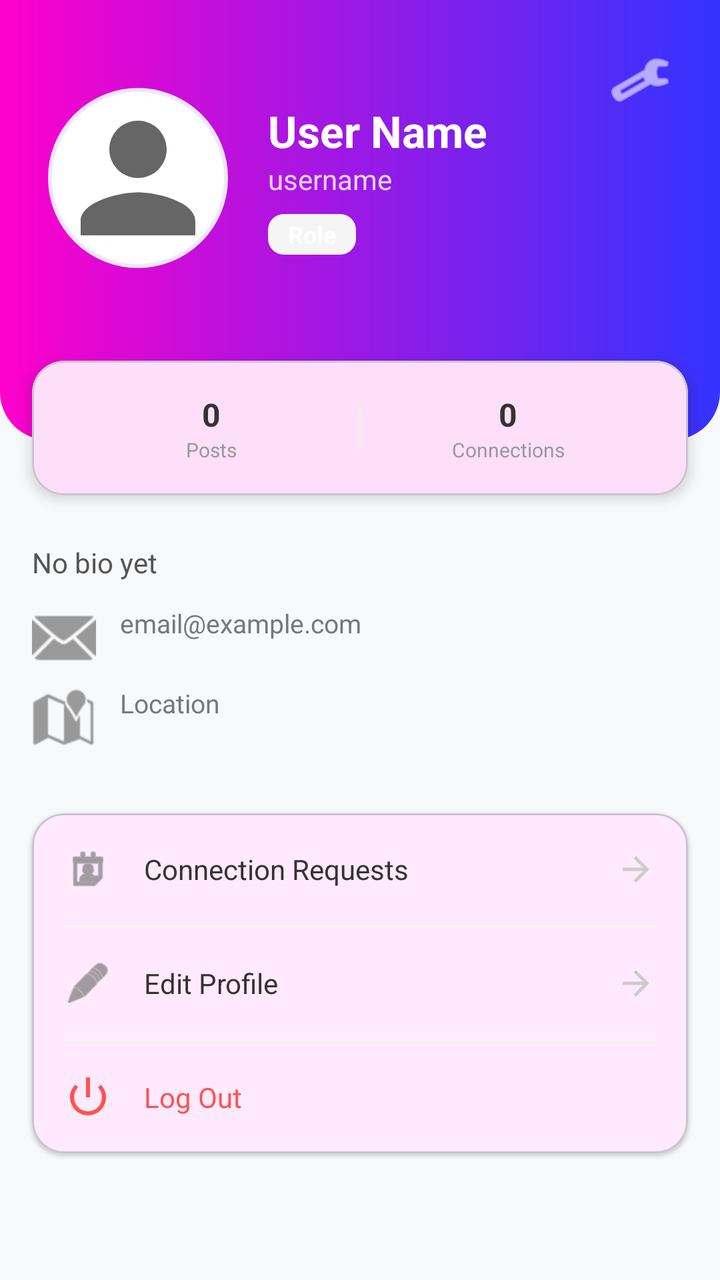
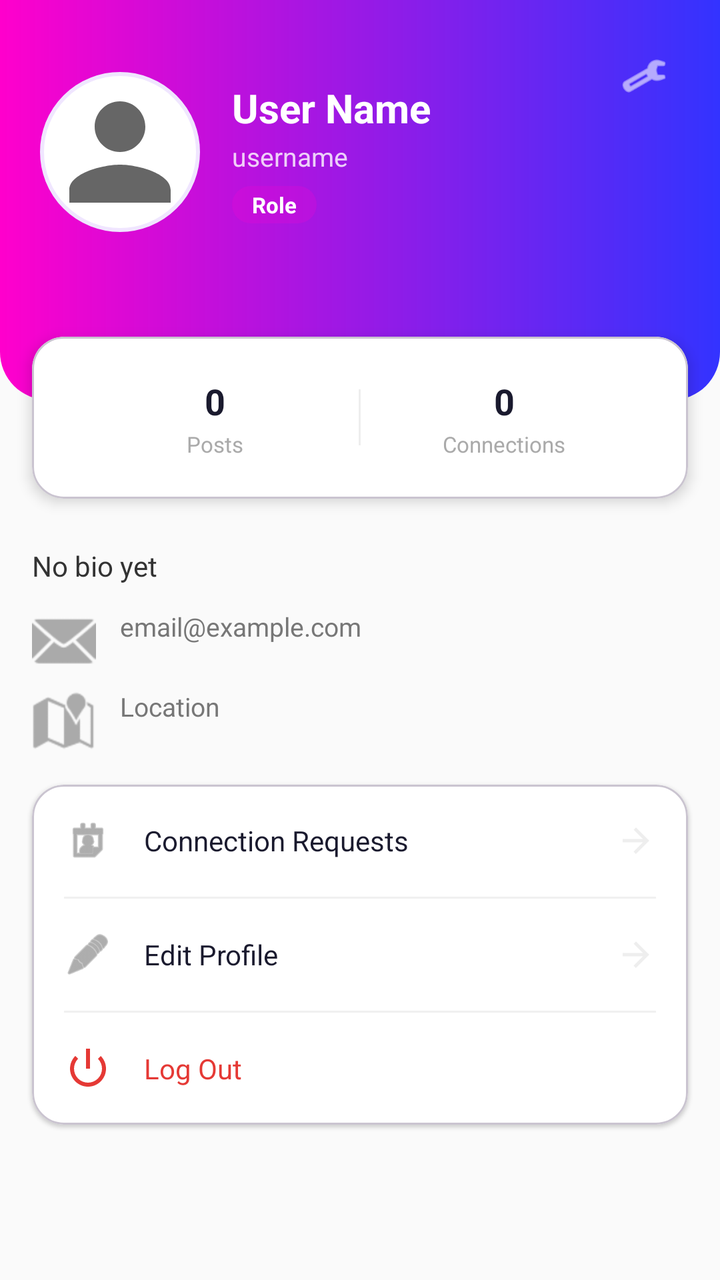

The first picture is an Android layout as it rendered before a commit; the second is the same layout after the commit. The layout source and the unified diff follow.
<!-- AndroidManifest.xml: application theme Theme.MXNexus -->
<!-- res/layout/fragment_profile.xml -->
<?xml version="1.0" encoding="utf-8"?>
<ScrollView xmlns:android="http://schemas.android.com/apk/res/android"
    xmlns:app="http://schemas.android.com/apk/res-auto"
    android:layout_width="match_parent"
    android:layout_height="match_parent"
    android:background="#F8F9FA">

    <LinearLayout
        android:layout_width="match_parent"
        android:layout_height="wrap_content"
        android:orientation="vertical">

        
        <RelativeLayout
            android:layout_width="match_parent"
            android:layout_height="220dp"
            android:background="@drawable/gradient_profile_header"
            android:padding="24dp">

            <ImageView
                android:id="@+id/btnSettings"
                android:layout_width="32dp"
                android:layout_height="32dp"
                android:layout_alignParentEnd="true"
                android:src="@android:drawable/ic_menu_manage"
                app:tint="#FFFFFF" />

            <LinearLayout
                android:layout_width="match_parent"
                android:layout_height="wrap_content"
                android:orientation="horizontal"
                android:gravity="center_vertical"
                android:layout_marginTop="20dp">

                <ImageView
                    android:id="@+id/imgProfileMainAvatar"
                    android:layout_width="90dp"
                    android:layout_height="90dp"
                    android:src="@drawable/ic_profile"
                    android:background="@drawable/circle_avatar"
                    android:padding="2dp"
                    android:scaleType="centerCrop" />

                <LinearLayout
                    android:layout_width="wrap_content"
                    android:layout_height="wrap_content"
                    android:orientation="vertical"
                    android:layout_marginStart="20dp">

                    <TextView
                        android:id="@+id/tvProfileName"
                        android:layout_width="wrap_content"
                        android:layout_height="wrap_content"
                        android:text="User Name"
                        android:textColor="#FFFFFF"
                        android:textSize="22sp"
                        android:textStyle="bold" />

                    <TextView
                        android:id="@+id/tvProfileEmail"
                        android:layout_width="wrap_content"
                        android:layout_height="wrap_content"
                        android:text="username"
                        android:textColor="#CCFFFFFF"
                        android:textSize="14sp" />

                    <TextView
                        android:id="@+id/tvProfileRole"
                        android:layout_width="wrap_content"
                        android:layout_height="wrap_content"
                        android:text="Role"
                        android:textColor="#FFFFFF"
                        android:textSize="12sp"
                        android:textStyle="bold"
                        android:background="@drawable/role_badge"
                        android:layout_marginTop="8dp" />
                </LinearLayout>
            </LinearLayout>
        </RelativeLayout>

        
        <com.google.android.material.card.MaterialCardView
            android:layout_width="match_parent"
            android:layout_height="wrap_content"
            android:layout_marginHorizontal="16dp"
            android:layout_marginTop="-40dp"
            app:cardCornerRadius="16dp"
            app:cardElevation="4dp">

            <LinearLayout
                android:layout_width="match_parent"
                android:layout_height="wrap_content"
                android:orientation="horizontal"
                android:padding="16dp"
                android:gravity="center">

                <LinearLayout
                    android:layout_width="0dp"
                    android:layout_height="wrap_content"
                    android:layout_weight="1"
                    android:orientation="vertical"
                    android:gravity="center">
                    <TextView
                        android:id="@+id/tvPostCount"
                        android:layout_width="wrap_content"
                        android:layout_height="wrap_content"
                        android:text="0"
                        android:textColor="#333333"
                        android:textSize="16sp"
                        android:textStyle="bold" />
                    <TextView
                        android:layout_width="wrap_content"
                        android:layout_height="wrap_content"
                        android:text="Posts"
                        android:textColor="#999999"
                        android:textSize="10sp" />
                </LinearLayout>

                <View android:layout_width="1dp" android:layout_height="24dp" android:background="#EEEEEE" />

                <LinearLayout
                    android:id="@+id/layoutConnections"
                    android:layout_width="0dp"
                    android:layout_height="wrap_content"
                    android:layout_weight="1"
                    android:orientation="vertical"
                    android:gravity="center"
                    android:clickable="true"
                    android:focusable="true"
                    android:background="?attr/selectableItemBackground">
                    <TextView
                        android:id="@+id/tvConnectionCount"
                        android:layout_width="wrap_content"
                        android:layout_height="wrap_content"
                        android:text="0"
                        android:textColor="#333333"
                        android:textSize="16sp"
                        android:textStyle="bold" />
                    <TextView
                        android:layout_width="wrap_content"
                        android:layout_height="wrap_content"
                        android:text="Connections"
                        android:textColor="#999999"
                        android:textSize="10sp" />
                </LinearLayout>
            </LinearLayout>
        </com.google.android.material.card.MaterialCardView>

        
        <LinearLayout
            android:layout_width="match_parent"
            android:layout_height="wrap_content"
            android:orientation="vertical"
            android:padding="16dp"
            android:layout_marginTop="8dp">

            <TextView
                android:id="@+id/tvProfileBio"
                android:layout_width="match_parent"
                android:layout_height="wrap_content"
                android:text="No bio yet"
                android:textColor="#555555"
                android:textSize="14sp"
                android:lineSpacingMultiplier="1.2" />

            <TextView
                android:id="@+id/tvDetail1Value"
                android:layout_width="match_parent"
                android:layout_height="wrap_content"
                android:text="email@example.com"
                android:textColor="#777777"
                android:textSize="13sp"
                android:layout_marginTop="12dp"
                android:drawableStart="@android:drawable/ic_dialog_email"
                android:drawablePadding="12dp"
                app:drawableTint="#999999" />

            <TextView
                android:id="@+id/tvDetail2Value"
                android:layout_width="match_parent"
                android:layout_height="wrap_content"
                android:text="Location"
                android:textColor="#777777"
                android:textSize="13sp"
                android:layout_marginTop="8dp"
                android:drawableStart="@android:drawable/ic_dialog_map"
                android:drawablePadding="12dp"
                app:drawableTint="#999999" />
        </LinearLayout>

        
        <com.google.android.material.card.MaterialCardView
            android:layout_width="match_parent"
            android:layout_height="wrap_content"
            android:layout_margin="16dp"
            app:cardCornerRadius="16dp"
            app:cardElevation="1dp">

            <LinearLayout
                android:layout_width="match_parent"
                android:layout_height="wrap_content"
                android:orientation="vertical">

                <LinearLayout
                    android:id="@+id/btnPendingRequests"
                    android:layout_width="match_parent"
                    android:layout_height="56dp"
                    android:orientation="horizontal"
                    android:gravity="center_vertical"
                    android:paddingHorizontal="16dp"
                    android:background="?attr/selectableItemBackground">
                    <ImageView android:layout_width="24dp" android:layout_height="24dp" android:src="@android:drawable/ic_menu_my_calendar" app:tint="#666666" />
                    <TextView android:layout_width="0dp" android:layout_height="wrap_content" android:layout_weight="1" android:text="Connection Requests" android:layout_marginStart="16dp" android:textColor="#333333" android:textSize="14sp" />
                    <TextView
                        android:id="@+id/tvRequestBadge"
                        android:layout_width="wrap_content"
                        android:layout_height="wrap_content"
                        android:background="@drawable/badge_circle"
                        android:textColor="#FFFFFF"
                        android:textSize="10sp"
                        android:paddingHorizontal="6dp"
                        android:visibility="gone"
                        android:text="0" />
                    <ImageView android:layout_width="20dp" android:layout_height="20dp" android:src="@drawable/ic_back" android:rotation="180" app:tint="#CCCCCC" />
                </LinearLayout>

                <View android:layout_width="match_parent" android:layout_height="1dp" android:background="#F5F5F5" android:layout_marginHorizontal="16dp" />

                <LinearLayout
                    android:id="@+id/btnEditProfile"
                    android:layout_width="match_parent"
                    android:layout_height="56dp"
                    android:orientation="horizontal"
                    android:gravity="center_vertical"
                    android:paddingHorizontal="16dp"
                    android:background="?attr/selectableItemBackground">
                    <ImageView android:layout_width="24dp" android:layout_height="24dp" android:src="@android:drawable/ic_menu_edit" app:tint="#666666" />
                    <TextView android:layout_width="0dp" android:layout_height="wrap_content" android:layout_weight="1" android:text="Edit Profile" android:layout_marginStart="16dp" android:textColor="#333333" android:textSize="14sp" />
                    <ImageView android:layout_width="20dp" android:layout_height="20dp" android:src="@drawable/ic_back" android:rotation="180" app:tint="#CCCCCC" />
                </LinearLayout>

                <View android:layout_width="match_parent" android:layout_height="1dp" android:background="#F5F5F5" android:layout_marginHorizontal="16dp" />

                <LinearLayout
                    android:id="@+id/btnLogout"
                    android:layout_width="match_parent"
                    android:layout_height="56dp"
                    android:orientation="horizontal"
                    android:gravity="center_vertical"
                    android:paddingHorizontal="16dp"
                    android:background="?attr/selectableItemBackground">
                    <ImageView android:layout_width="24dp" android:layout_height="24dp" android:src="@android:drawable/ic_lock_power_off" app:tint="#FF5252" />
                    <TextView android:layout_width="0dp" android:layout_height="wrap_content" android:layout_weight="1" android:text="Log Out" android:layout_marginStart="16dp" android:textColor="#FF5252" android:textSize="14sp" />
                </LinearLayout>

            </LinearLayout>
        </com.google.android.material.card.MaterialCardView>

    </LinearLayout>
</ScrollView>
<!-- resources referenced by this layout -->
<resources>
  <!-- drawable badge_circle (drawable) -->
  <?xml version="1.0" encoding="utf-8"?>
  <shape xmlns:android="http://schemas.android.com/apk/res/android"
      android:shape="oval">
      <solid android:color="#FF5252" />
      <size
          android:width="18dp"
          android:height="18dp" />
  </shape>
  <!-- drawable circle_avatar (drawable) -->
  <?xml version="1.0" encoding="utf-8"?>
  <shape xmlns:android="http://schemas.android.com/apk/res/android"
      android:shape="oval">
      <solid android:color="#FFFFFF"/>
      <stroke android:width="2dp" android:color="#F0E6FF"/>
  </shape>
  <!-- drawable gradient_profile_header (drawable) -->
  <?xml version="1.0" encoding="utf-8"?>
  <shape xmlns:android="http://schemas.android.com/apk/res/android"
      android:shape="rectangle">
      <gradient
          android:startColor="#FF00CC"
          android:endColor="#3333FF"
          android:angle="0" />
      <corners
          android:bottomLeftRadius="24dp"
          android:bottomRightRadius="24dp" />
  </shape>
  <!-- drawable ic_back (drawable) -->
  <vector xmlns:android="http://schemas.android.com/apk/res/android"
      android:width="24dp"
      android:height="24dp"
      android:viewportWidth="24"
      android:viewportHeight="24">
    <path
        android:pathData="M20,11H7.83l5.59,-5.59L12,4l-8,8l8,8l1.41,-1.41L7.83,13H20v-2z"
        android:fillColor="#666666"/>
  </vector>
  <!-- drawable ic_profile (drawable) -->
  <vector xmlns:android="http://schemas.android.com/apk/res/android"
      android:width="24dp"
      android:height="24dp"
      android:viewportWidth="24"
      android:viewportHeight="24">
    <path
        android:pathData="M12,12c2.21,0 4,-1.79 4,-4s-1.79,-4 -4,-4 -4,1.79 -4,4 1.79,4 4,4zm0,2c-2.67,0 -8,1.34 -8,4v2h16v-2c0,-2.66 -5.33,-4 -8,-4z"
        android:fillColor="#666666"/>
  </vector>
  <!-- drawable role_badge (drawable) -->
  <?xml version="1.0" encoding="utf-8"?>
  <shape xmlns:android="http://schemas.android.com/apk/res/android">
      <solid android:color="#F5F5F5" />
      <corners android:radius="8dp" />
      <padding android:left="10dp" android:right="10dp" android:top="2dp" android:bottom="2dp" />
  </shape>
  <style name="Theme.MXNexus" parent="Base.Theme.MXNexus" />
  <style name="Base.Theme.MXNexus" parent="Theme.Material3.Light.NoActionBar">
          <item name="colorPrimary">@color/primary</item>
          <item name="colorOnPrimary">@color/surface</item>
          <item name="colorSecondary">@color/accent</item>
          <item name="android:colorBackground">@color/background</item>
          <item name="android:fontFamily">sans-serif</item>
          <item name="android:textColorPrimary">#1A1A2E</item>
          <item name="materialButtonStyle">@style/WhiteTextButton</item>
      </style>
  <color name="primary">#FF00CC</color>
  <color name="surface">#FFFFFF</color>
  <color name="accent">#3333FF</color>
  <color name="background">#FFFFFF</color>
  <style name="WhiteTextButton" parent="Widget.MaterialComponents.Button">
          <item name="android:textColor">#FFFFFF</item>
      </style>
</resources>

<!-- the commit's change to res/layout/fragment_profile.xml (unified diff, before → after) -->
@@ -3,7 +3,7 @@
     xmlns:app="http://schemas.android.com/apk/res-auto"
     android:layout_width="match_parent"
     android:layout_height="match_parent"
-    android:background="#F8F9FA">
+    android:background="@color/surface_variant">
 
     <LinearLayout
         android:layout_width="match_parent"
@@ -13,16 +13,18 @@
         
         <RelativeLayout
             android:layout_width="match_parent"
-            android:layout_height="220dp"
+            android:layout_height="200dp"
             android:background="@drawable/gradient_profile_header"
-            android:padding="24dp">
+            android:padding="20dp">
 
             <ImageView
                 android:id="@+id/btnSettings"
-                android:layout_width="32dp"
-                android:layout_height="32dp"
+                android:layout_width="36dp"
+                android:layout_height="36dp"
                 android:layout_alignParentEnd="true"
                 android:src="@android:drawable/ic_menu_manage"
+                android:padding="6dp"
+                android:background="?attr/selectableItemBackgroundBorderless"
                 app:tint="#FFFFFF" />
 
             <LinearLayout
@@ -30,12 +32,12 @@
                 android:layout_height="wrap_content"
                 android:orientation="horizontal"
                 android:gravity="center_vertical"
-                android:layout_marginTop="20dp">
+                android:layout_marginTop="16dp">
 
                 <ImageView
                     android:id="@+id/imgProfileMainAvatar"
-                    android:layout_width="90dp"
-                    android:layout_height="90dp"
+                    android:layout_width="80dp"
+                    android:layout_height="80dp"
                     android:src="@drawable/ic_profile"
                     android:background="@drawable/circle_avatar"
                     android:padding="2dp"
@@ -45,7 +47,7 @@
                     android:layout_width="wrap_content"
                     android:layout_height="wrap_content"
                     android:orientation="vertical"
-                    android:layout_marginStart="20dp">
+                    android:layout_marginStart="16dp">
 
                     <TextView
                         android:id="@+id/tvProfileName"
@@ -53,7 +55,7 @@
                         android:layout_height="wrap_content"
                         android:text="User Name"
                         android:textColor="#FFFFFF"
-                        android:textSize="22sp"
+                        android:textSize="20sp"
                         android:textStyle="bold" />
 
                     <TextView
@@ -62,7 +64,8 @@
                         android:layout_height="wrap_content"
                         android:text="username"
                         android:textColor="#CCFFFFFF"
-                        android:textSize="14sp" />
+                        android:textSize="13sp"
+                        android:layout_marginTop="2dp" />
 
                     <TextView
                         android:id="@+id/tvProfileRole"
@@ -70,10 +73,12 @@
                         android:layout_height="wrap_content"
                         android:text="Role"
                         android:textColor="#FFFFFF"
-                        android:textSize="12sp"
+                        android:textSize="11sp"
                         android:textStyle="bold"
                         android:background="@drawable/role_badge"
-                        android:layout_marginTop="8dp" />
+                        android:paddingHorizontal="10dp"
+                        android:paddingVertical="2dp"
+                        android:layout_marginTop="6dp" />
                 </LinearLayout>
             </LinearLayout>
         </RelativeLayout>
@@ -83,15 +88,16 @@
             android:layout_width="match_parent"
             android:layout_height="wrap_content"
             android:layout_marginHorizontal="16dp"
-            android:layout_marginTop="-40dp"
+            android:layout_marginTop="-32dp"
             app:cardCornerRadius="16dp"
-            app:cardElevation="4dp">
+            app:cardElevation="4dp"
+            app:cardBackgroundColor="@color/card_bg">
 
             <LinearLayout
                 android:layout_width="match_parent"
                 android:layout_height="wrap_content"
                 android:orientation="horizontal"
-                android:padding="16dp"
+                android:padding="20dp"
                 android:gravity="center">
 
                 <LinearLayout
@@ -105,18 +111,19 @@
                         android:layout_width="wrap_content"
                         android:layout_height="wrap_content"
                         android:text="0"
-                        android:textColor="#333333"
-                        android:textSize="16sp"
+                        android:textColor="@color/text_dark"
+                        android:textSize="18sp"
                         android:textStyle="bold" />
                     <TextView
                         android:layout_width="wrap_content"
                         android:layout_height="wrap_content"
                         android:text="Posts"
-                        android:textColor="#999999"
-                        android:textSize="10sp" />
-                </LinearLayout>
-
-                <View android:layout_width="1dp" android:layout_height="24dp" android:background="#EEEEEE" />
+                        android:textColor="@color/text_hint"
+                        android:textSize="11sp"
+                        android:layout_marginTop="2dp" />
+                </LinearLayout>
+
+                <View android:layout_width="1dp" android:layout_height="28dp" android:background="@color/divider" />
 
                 <LinearLayout
                     android:id="@+id/layoutConnections"
@@ -133,15 +140,16 @@
                         android:layout_width="wrap_content"
                         android:layout_height="wrap_content"
                         android:text="0"
-                        android:textColor="#333333"
-                        android:textSize="16sp"
+                        android:textColor="@color/text_dark"
+                        android:textSize="18sp"
                         android:textStyle="bold" />
                     <TextView
                         android:layout_width="wrap_content"
                         android:layout_height="wrap_content"
                         android:text="Connections"
-                        android:textColor="#999999"
-                        android:textSize="10sp" />
+                        android:textColor="@color/text_hint"
+                        android:textSize="11sp"
+                        android:layout_marginTop="2dp" />
                 </LinearLayout>
             </LinearLayout>
         </com.google.android.material.card.MaterialCardView>
@@ -159,42 +167,44 @@
                 android:layout_width="match_parent"
                 android:layout_height="wrap_content"
                 android:text="No bio yet"
-                android:textColor="#555555"
+                android:textColor="@color/text_primary"
                 android:textSize="14sp"
-                android:lineSpacingMultiplier="1.2" />
+                android:lineSpacingMultiplier="1.3" />
 
             <TextView
                 android:id="@+id/tvDetail1Value"
                 android:layout_width="match_parent"
                 android:layout_height="wrap_content"
                 android:text="email@example.com"
-                android:textColor="#777777"
+                android:textColor="@color/text_secondary"
                 android:textSize="13sp"
                 android:layout_marginTop="12dp"
                 android:drawableStart="@android:drawable/ic_dialog_email"
                 android:drawablePadding="12dp"
-                app:drawableTint="#999999" />
+                app:drawableTint="@color/text_hint" />
 
             <TextView
                 android:id="@+id/tvDetail2Value"
                 android:layout_width="match_parent"
                 android:layout_height="wrap_content"
                 android:text="Location"
-                android:textColor="#777777"
+                android:textColor="@color/text_secondary"
                 android:textSize="13sp"
                 android:layout_marginTop="8dp"
                 android:drawableStart="@android:drawable/ic_dialog_map"
                 android:drawablePadding="12dp"
-                app:drawableTint="#999999" />
+                app:drawableTint="@color/text_hint" />
         </LinearLayout>
 
         
         <com.google.android.material.card.MaterialCardView
             android:layout_width="match_parent"
             android:layout_height="wrap_content"
-            android:layout_margin="16dp"
+            android:layout_marginHorizontal="16dp"
+            android:layout_marginBottom="24dp"
             app:cardCornerRadius="16dp"
-            app:cardElevation="1dp">
+            app:cardElevation="1dp"
+            app:cardBackgroundColor="@color/card_bg">
 
             <LinearLayout
                 android:layout_width="match_parent"
@@ -209,8 +219,8 @@
                     android:gravity="center_vertical"
                     android:paddingHorizontal="16dp"
                     android:background="?attr/selectableItemBackground">
-                    <ImageView android:layout_width="24dp" android:layout_height="24dp" android:src="@android:drawable/ic_menu_my_calendar" app:tint="#666666" />
-                    <TextView android:layout_width="0dp" android:layout_height="wrap_content" android:layout_weight="1" android:text="Connection Requests" android:layout_marginStart="16dp" android:textColor="#333333" android:textSize="14sp" />
+                    <ImageView android:layout_width="24dp" android:layout_height="24dp" android:src="@android:drawable/ic_menu_my_calendar" app:tint="@color/text_secondary" />
+                    <TextView android:layout_width="0dp" android:layout_height="wrap_content" android:layout_weight="1" android:text="Connection Requests" android:layout_marginStart="16dp" android:textColor="@color/text_dark" android:textSize="14sp" />
                     <TextView
                         android:id="@+id/tvRequestBadge"
                         android:layout_width="wrap_content"
@@ -221,10 +231,10 @@
                         android:paddingHorizontal="6dp"
                         android:visibility="gone"
                         android:text="0" />
-                    <ImageView android:layout_width="20dp" android:layout_height="20dp" android:src="@drawable/ic_back" android:rotation="180" app:tint="#CCCCCC" />
-                </LinearLayout>
-
-                <View android:layout_width="match_parent" android:layout_height="1dp" android:background="#F5F5F5" android:layout_marginHorizontal="16dp" />
+                    <ImageView android:layout_width="20dp" android:layout_height="20dp" android:src="@drawable/ic_back" android:rotation="180" app:tint="@color/divider" />
+                </LinearLayout>
+
+                <View android:layout_width="match_parent" android:layout_height="1dp" android:background="@color/card_stroke" android:layout_marginHorizontal="16dp" />
 
                 <LinearLayout
                     android:id="@+id/btnEditProfile"
@@ -234,12 +244,12 @@
                     android:gravity="center_vertical"
                     android:paddingHorizontal="16dp"
                     android:background="?attr/selectableItemBackground">
-                    <ImageView android:layout_width="24dp" android:layout_height="24dp" android:src="@android:drawable/ic_menu_edit" app:tint="#666666" />
-                    <TextView android:layout_width="0dp" android:layout_height="wrap_content" android:layout_weight="1" android:text="Edit Profile" android:layout_marginStart="16dp" android:textColor="#333333" android:textSize="14sp" />
-                    <ImageView android:layout_width="20dp" android:layout_height="20dp" android:src="@drawable/ic_back" android:rotation="180" app:tint="#CCCCCC" />
-                </LinearLayout>
-
-                <View android:layout_width="match_parent" android:layout_height="1dp" android:background="#F5F5F5" android:layout_marginHorizontal="16dp" />
+                    <ImageView android:layout_width="24dp" android:layout_height="24dp" android:src="@android:drawable/ic_menu_edit" app:tint="@color/text_secondary" />
+                    <TextView android:layout_width="0dp" android:layout_height="wrap_content" android:layout_weight="1" android:text="Edit Profile" android:layout_marginStart="16dp" android:textColor="@color/text_dark" android:textSize="14sp" />
+                    <ImageView android:layout_width="20dp" android:layout_height="20dp" android:src="@drawable/ic_back" android:rotation="180" app:tint="@color/divider" />
+                </LinearLayout>
+
+                <View android:layout_width="match_parent" android:layout_height="1dp" android:background="@color/card_stroke" android:layout_marginHorizontal="16dp" />
 
                 <LinearLayout
                     android:id="@+id/btnLogout"
@@ -249,8 +259,8 @@
                     android:gravity="center_vertical"
                     android:paddingHorizontal="16dp"
                     android:background="?attr/selectableItemBackground">
-                    <ImageView android:layout_width="24dp" android:layout_height="24dp" android:src="@android:drawable/ic_lock_power_off" app:tint="#FF5252" />
-                    <TextView android:layout_width="0dp" android:layout_height="wrap_content" android:layout_weight="1" android:text="Log Out" android:layout_marginStart="16dp" android:textColor="#FF5252" android:textSize="14sp" />
+                    <ImageView android:layout_width="24dp" android:layout_height="24dp" android:src="@android:drawable/ic_lock_power_off" app:tint="@color/danger_red" />
+                    <TextView android:layout_width="0dp" android:layout_height="wrap_content" android:layout_weight="1" android:text="Log Out" android:layout_marginStart="16dp" android:textColor="@color/danger_red" android:textSize="14sp" />
                 </LinearLayout>
 
             </LinearLayout>
<!-- resource entries referenced after the edit -->
@@ -1,13 +1,20 @@
 <!-- resources referenced by this layout -->
 <resources>
+  <color name="card_bg">#FFFFFF</color>
+  <color name="card_stroke">#F0F0F0</color>
+  <color name="danger_red">#E53935</color>
+  <color name="divider">#EEEEEE</color>
+  <color name="surface_variant">#FAFAFA</color>
+  <color name="text_dark">#1A1A2E</color>
+  <color name="text_hint">#AAAAAA</color>
+  <color name="text_primary">#333333</color>
+  <color name="text_secondary">#777777</color>
   <!-- drawable badge_circle (drawable) -->
   <?xml version="1.0" encoding="utf-8"?>
   <shape xmlns:android="http://schemas.android.com/apk/res/android"
       android:shape="oval">
-      <solid android:color="#FF5252" />
-      <size
-          android:width="18dp"
-          android:height="18dp" />
+      <solid android:color="@color/badge_red"/>
+      <size android:width="9dp" android:height="9dp"/>
   </shape>
   <!-- drawable circle_avatar (drawable) -->
   <?xml version="1.0" encoding="utf-8"?>
@@ -50,12 +57,13 @@
   </vector>
   <!-- drawable role_badge (drawable) -->
   <?xml version="1.0" encoding="utf-8"?>
-  <shape xmlns:android="http://schemas.android.com/apk/res/android">
-      <solid android:color="#F5F5F5" />
-      <corners android:radius="8dp" />
-      <padding android:left="10dp" android:right="10dp" android:top="2dp" android:bottom="2dp" />
+  <shape xmlns:android="http://schemas.android.com/apk/res/android"
+      android:shape="rectangle">
+      <solid android:color="#33FF00CC"/>
+      <corners android:radius="12dp"/>
   </shape>
   <style name="Theme.MXNexus" parent="Base.Theme.MXNexus" />
+  <color name="badge_red">#FF3B30</color>
   <style name="Base.Theme.MXNexus" parent="Theme.Material3.Light.NoActionBar">
           <item name="colorPrimary">@color/primary</item>
           <item name="colorOnPrimary">@color/surface</item>
